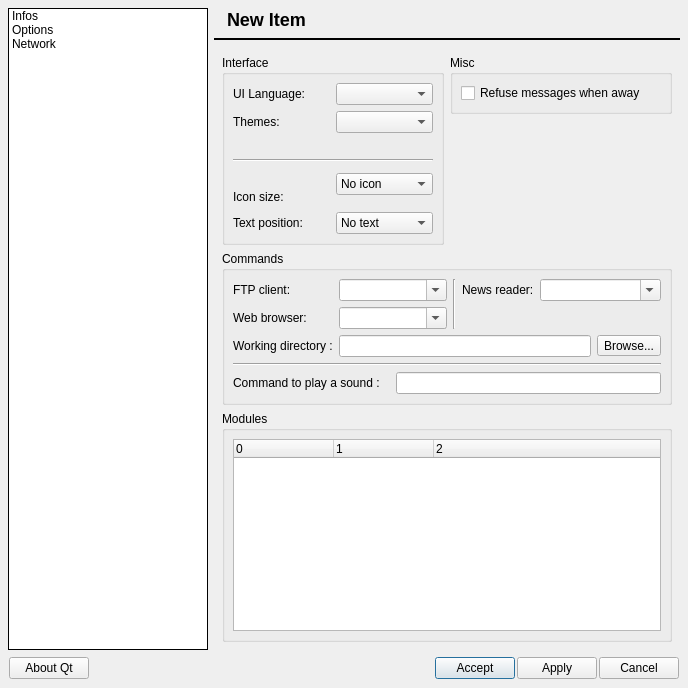
Old version of the form qrezix/core/rzxpropertyui.ui in the repository Fruneau/qRezix.
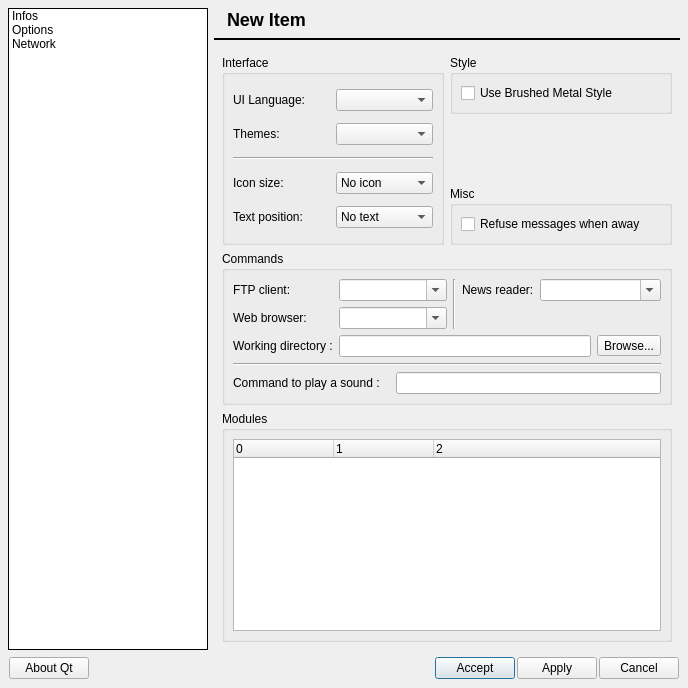
New version of the form. The open tabs and pages were chosen to show the change. Icons and pictures are not drawn.

Commit message:
Debut de gestion de styles... pour l'instant c'est super simple est limite au styles metal/aqua sur mac. Il reste encore le besoin de relancer le programme pour que ca marche correctement (mais ca c'est la faute a Qt).
A terme devrait offir un quasi-skinnage de qRezix.

```diff
--- a/qrezix/core/rzxpropertyui.ui
+++ b/qrezix/core/rzxpropertyui.ui
@@ -36,7 +36,7 @@
       </sizepolicy>
      </property>
      <property name="currentIndex" >
-      <number>0</number>
+      <number>1</number>
      </property>
      <widget class="QWidget" name="pageInfo" >
       <layout class="QGridLayout" >
@@ -645,7 +645,7 @@
        <property name="spacing" >
         <number>6</number>
        </property>
-       <item rowspan="2" row="0" column="0" >
+       <item rowspan="3" row="0" column="0" >
         <widget class="QGroupBox" name="groupBox" >
          <property name="title" >
           <string>Interface</string>
@@ -657,6 +657,13 @@
           <property name="spacing" >
            <number>6</number>
           </property>
+          <item row="2" column="0" colspan="2" >
+           <widget class="Line" name="line_5" >
+            <property name="orientation" >
+             <enum>Qt::Horizontal</enum>
+            </property>
+           </widget>
+          </item>
           <item row="0" column="0" >
            <widget class="QLabel" name="langLabel" >
             <property name="text" >
@@ -687,26 +694,6 @@
            </widget>
           </item>
           <item row="4" column="0" >
-           <widget class="QLabel" name="lblMenuIconSize" >
-            <property name="text" >
-             <string>Icon size:</string>
-            </property>
-            <property name="textFormat" >
-             <enum>Qt::PlainText</enum>
-            </property>
-            <property name="buddy" >
-             <cstring>cmbMenuIcons</cstring>
-            </property>
-           </widget>
-          </item>
-          <item rowspan="2" row="2" column="0" colspan="2" >
-           <widget class="Line" name="line_5" >
-            <property name="orientation" >
-             <enum>Qt::Horizontal</enum>
-            </property>
-           </widget>
-          </item>
-          <item row="5" column="0" >
            <widget class="QLabel" name="lblMenuText" >
             <property name="text" >
              <string>Text position:</string>
@@ -719,7 +706,7 @@
             </property>
            </widget>
           </item>
-          <item row="5" column="1" >
+          <item row="4" column="1" >
            <widget class="QComboBox" name="cmbMenuText" >
             <property name="currentIndex" >
              <number>0</number>
@@ -741,28 +728,6 @@
             </item>
            </widget>
           </item>
-          <item rowspan="2" row="3" column="1" >
-           <widget class="QComboBox" name="cmbMenuIcons" >
-            <property name="currentIndex" >
-             <number>0</number>
-            </property>
-            <item>
-             <property name="text" >
-              <string>No icon</string>
-             </property>
-            </item>
-            <item>
-             <property name="text" >
-              <string>Small icons</string>
-             </property>
-            </item>
-            <item>
-             <property name="text" >
-              <string>Big icons</string>
-             </property>
-            </item>
-           </widget>
-          </item>
           <item row="0" column="1" >
            <widget class="QComboBox" name="languageBox" />
           </item>
@@ -779,23 +744,45 @@
             </property>
            </widget>
           </item>
+          <item row="3" column="1" >
+           <widget class="QComboBox" name="cmbMenuIcons" >
+            <property name="currentIndex" >
+             <number>0</number>
+            </property>
+            <item>
+             <property name="text" >
+              <string>No icon</string>
+             </property>
+            </item>
+            <item>
+             <property name="text" >
+              <string>Small icons</string>
+             </property>
+            </item>
+            <item>
+             <property name="text" >
+              <string>Big icons</string>
+             </property>
+            </item>
+           </widget>
+          </item>
+          <item row="3" column="0" >
+           <widget class="QLabel" name="lblMenuIconSize" >
+            <property name="text" >
+             <string>Icon size:</string>
+            </property>
+            <property name="textFormat" >
+             <enum>Qt::PlainText</enum>
+            </property>
+            <property name="buddy" >
+             <cstring>cmbMenuIcons</cstring>
+            </property>
+           </widget>
+          </item>
          </layout>
         </widget>
        </item>
-       <item row="1" column="1" >
-        <spacer>
-         <property name="orientation" >
-          <enum>Qt::Vertical</enum>
-         </property>
-         <property name="sizeHint" >
-          <size>
-           <width>20</width>
-           <height>40</height>
-          </size>
-         </property>
-        </spacer>
-       </item>
-       <item row="2" column="0" colspan="2" >
+       <item row="3" column="0" colspan="2" >
         <widget class="QGroupBox" name="groupNotification" >
          <property name="title" >
           <string>Commands</string>
@@ -960,7 +947,7 @@
          </widget>
         </widget>
        </item>
-       <item row="3" column="0" colspan="2" >
+       <item row="4" column="0" colspan="2" >
         <widget class="QGroupBox" name="groupModules" >
          <property name="title" >
           <string>Modules</string>
@@ -1006,7 +993,7 @@
          </layout>
         </widget>
        </item>
-       <item row="0" column="1" >
+       <item row="2" column="1" >
         <widget class="QGroupBox" name="groupMisc" >
          <property name="title" >
           <string>Misc</string>
@@ -1031,6 +1018,41 @@
          </layout>
         </widget>
        </item>
+       <item row="0" column="1" >
+        <widget class="QGroupBox" name="grpStyle" >
+         <property name="title" >
+          <string>Style</string>
+         </property>
+         <layout class="QGridLayout" >
+          <property name="margin" >
+           <number>8</number>
+          </property>
+          <property name="spacing" >
+           <number>6</number>
+          </property>
+          <item row="0" column="0" >
+           <widget class="QCheckBox" name="cbMacMetal" >
+            <property name="text" >
+             <string>Use Brushed Metal Style</string>
+            </property>
+           </widget>
+          </item>
+         </layout>
+        </widget>
+       </item>
+       <item row="1" column="1" >
+        <spacer>
+         <property name="orientation" >
+          <enum>Qt::Vertical</enum>
+         </property>
+         <property name="sizeHint" >
+          <size>
+           <width>20</width>
+           <height>40</height>
+          </size>
+         </property>
+        </spacer>
+       </item>
       </layout>
      </widget>
      <widget class="QWidget" name="pageNetwork" >
```
The commit also changes 9 other files.
